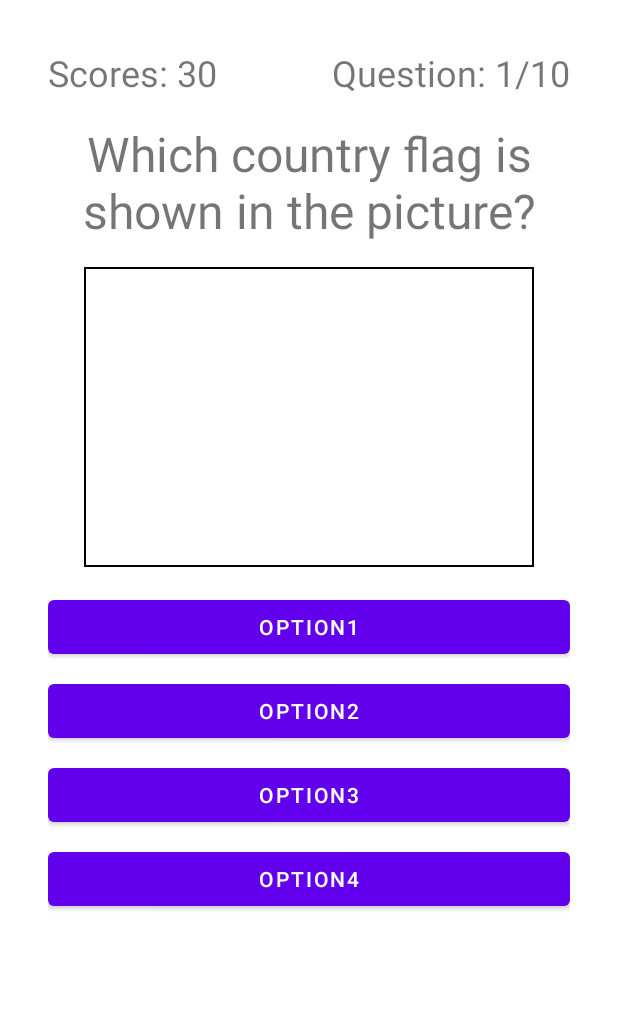
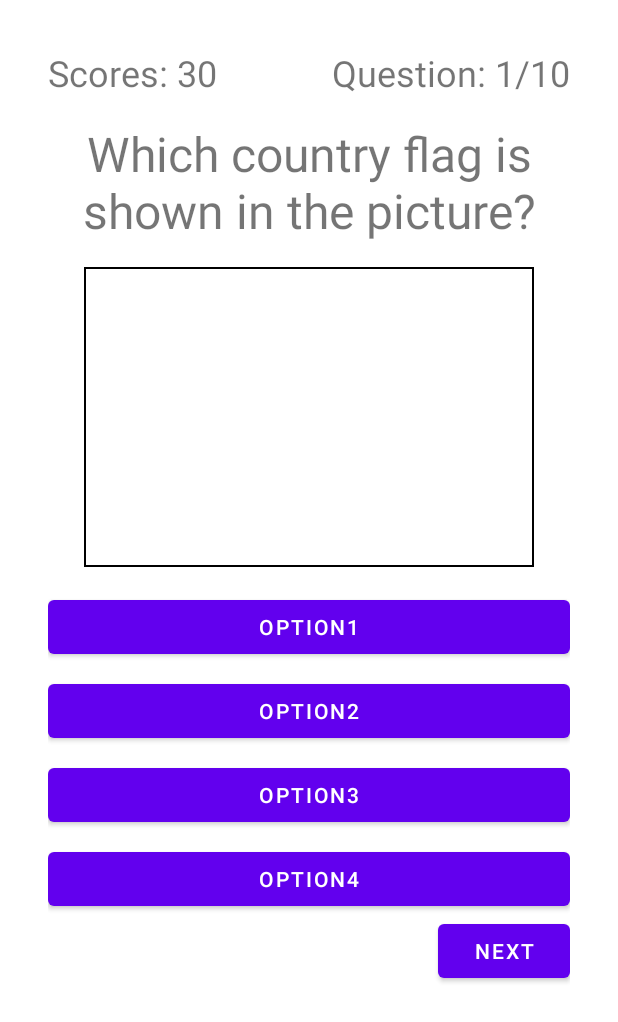
Before and after one commit to vitalydervanowsky/SmartCountries, an Android app: the layout fragment_quiz.xml on its own in the app's theme, with its tools: preview values and no code run, on a phone screen of 412 x 824 dp. Shown: the top 1022 px of the screen. Run offline under Robolectric (Android 15) with nearby library versions, the phone set to English and light mode, and no system bars.

Commit message:
add ux improvements

```diff
--- a/app/src/main/java/by/dzrvnsk/smartcountries/fragments/HelloFragment.kt
+++ b/app/src/main/java/by/dzrvnsk/smartcountries/fragments/HelloFragment.kt
@@ -11,7 +11,9 @@ import android.widget.Toast
 import androidx.fragment.app.Fragment
 import by.dzrvnsk.smartcountries.R
 import by.dzrvnsk.smartcountries.databinding.FragmentHelloBinding
+import by.dzrvnsk.smartcountries.model.CountryViewModel
 import by.dzrvnsk.smartcountries.service.ReminderService
+import org.koin.android.viewmodel.ext.android.sharedViewModel
 
 class HelloFragment : Fragment() {
 
@@ -21,6 +23,7 @@ class HelloFragment : Fragment() {
         requireActivity().getSharedPreferences("LAST_LOGIN", Context.MODE_PRIVATE)
     }
     private var reminderService: ReminderService? = ReminderService()
+    private val countryViewModel: CountryViewModel by sharedViewModel()
 
     private val connection = object : ServiceConnection {
         override fun onServiceConnected(name: ComponentName?, service: IBinder?) {
@@ -38,6 +41,7 @@ class HelloFragment : Fragment() {
         savedInstanceState: Bundle?
     ): View {
         _binding = FragmentHelloBinding.inflate(layoutInflater, container, false)
+        countryViewModel.fetchCountries()
         return binding.root
     }
 
--- a/app/src/main/res/layout/fragment_quiz.xml
+++ b/app/src/main/res/layout/fragment_quiz.xml
@@ -4,7 +4,9 @@
     xmlns:tools="http://schemas.android.com/tools"
     android:layout_width="match_parent"
     android:layout_height="match_parent"
-    android:padding="@dimen/great_offset"
+    android:paddingTop="@dimen/great_offset"
+    android:paddingStart="@dimen/great_offset"
+    android:paddingEnd="@dimen/great_offset"
     tools:context=".fragments.QuizFragment">
 
     <TextView
@@ -83,4 +85,14 @@
         app:layout_constraintTop_toBottomOf="@id/btn_option3"
         tools:text="Option4" />
 
+    <Button
+        android:id="@+id/btn_next_question"
+        android:layout_width="wrap_content"
+        android:layout_height="wrap_content"
+        android:text="@string/next_question"
+        app:layout_constraintTop_toBottomOf="@id/btn_option4"
+        app:layout_constraintEnd_toEndOf="parent"
+        android:visibility="gone"
+        tools:visibility="visible"/>
+
 </androidx.constraintlayout.widget.ConstraintLayout>
--- a/app/src/main/res/values/strings.xml
+++ b/app/src/main/res/values/strings.xml
@@ -21,4 +21,5 @@
     <string name="restart_quiz">Restart Quiz</string>
     <string name="back_to_menu">Back to Menu</string>
     <string name="quiz_question_flag">Which country flag is shown in the picture?</string>
+    <string name="next_question">Next</string>
 </resources>
```
Also changed, not shown: app/src/main/java/by/dzrvnsk/smartcountries/fragments/QuizFragment.kt (+48 -22 lines).
